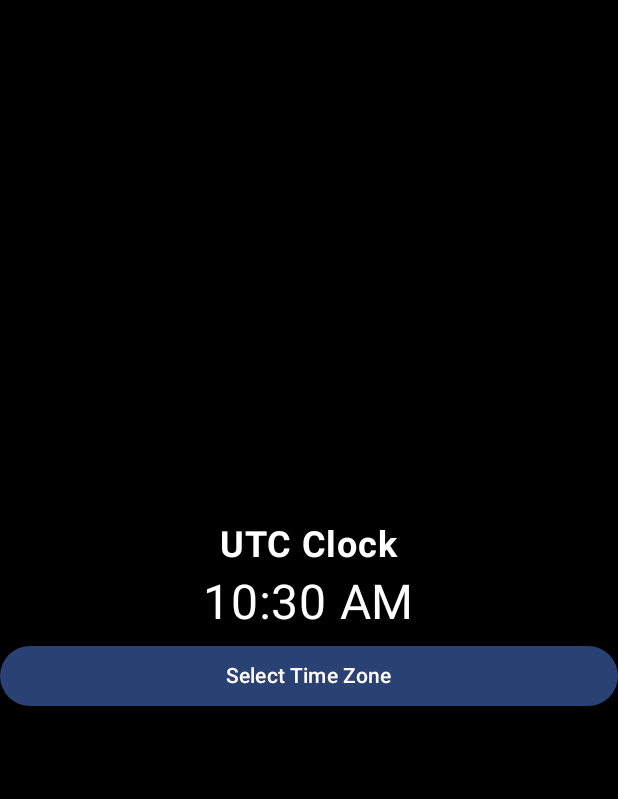
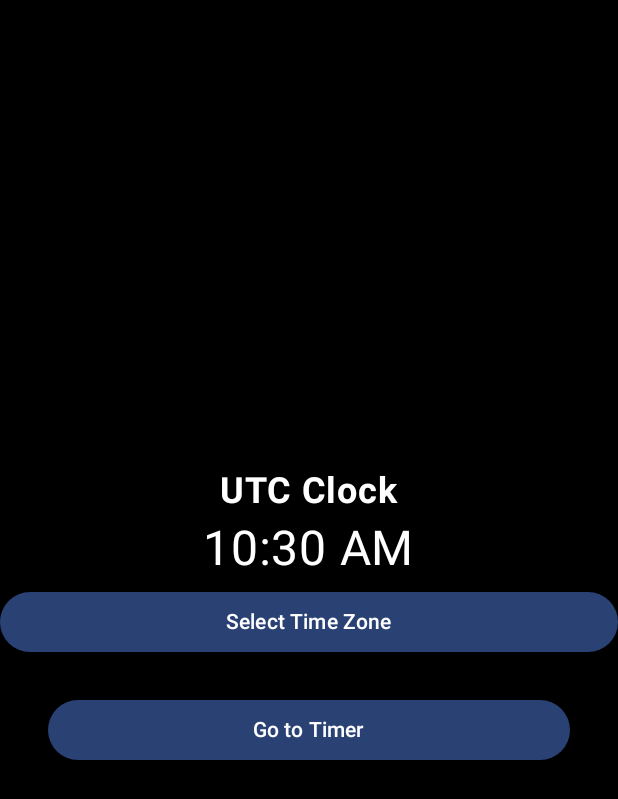
Before and after one commit to RCarson10/Timer, an Android app built with Jetpack Compose: the @Preview function ClockPreview, on a phone screen of 412 x 824 dp. Shown: the top 799 px of the screen. Run offline under Robolectric (Android 15) with nearby library versions, the phone set to English and light mode, and no system bars.

Commit message:
Current working directory

```diff
--- a/app/src/main/java/com/personal/timer/MainActivity.kt
+++ b/app/src/main/java/com/personal/timer/MainActivity.kt
@@ -16,16 +16,9 @@ class MainActivity : ComponentActivity() {
         enableEdgeToEdge()
         setContent {
             TimerTheme {
-              //  ClockScreen()
+                ClockScreen()
                 TimerScreen()
             }
         }
     }
 }
-
-@Preview(showBackground = true)
-@Composable
-fun ClockPreview() {
-    TimerTheme {
-ClockScreen()    }
-}
--- /dev/null
+++ b/app/src/main/java/com/personal/timer/TimerAlarmReceiver.kt
@@ -0,0 +1,4 @@
+package com.personal.timer
+
+class TimerAlarmReceiver {
+}
--- a/app/src/main/java/com/personal/timer/ui/theme/views/Clock.kt
+++ b/app/src/main/java/com/personal/timer/ui/theme/views/Clock.kt
@@ -4,10 +4,13 @@ import android.icu.util.TimeZone
 import androidx.compose.foundation.background
 import androidx.compose.foundation.layout.Arrangement
 import androidx.compose.foundation.layout.Column
+import androidx.compose.foundation.layout.Spacer
 import androidx.compose.foundation.layout.fillMaxSize
 import androidx.compose.foundation.layout.fillMaxWidth
+import androidx.compose.foundation.layout.height
 import androidx.compose.foundation.layout.padding
 import androidx.compose.material3.Button
+import androidx.compose.material3.ButtonColors
 import androidx.compose.material3.DropdownMenu
 import androidx.compose.material3.DropdownMenuItem
 import androidx.compose.material3.Text
@@ -20,14 +23,18 @@ import androidx.compose.ui.Alignment
 import androidx.compose.ui.Modifier
 import androidx.compose.ui.graphics.Color
 import androidx.compose.ui.text.font.FontWeight
+import androidx.compose.ui.tooling.preview.Preview
 import androidx.compose.ui.unit.dp
 import androidx.compose.ui.unit.sp
 import androidx.lifecycle.compose.collectAsStateWithLifecycle
+import com.personal.timer.ui.theme.Screens.ClockScreen
+import com.personal.timer.ui.theme.TimerTheme
 import com.personal.timer.ui.theme.viewModel.ClockViewModel
 
 @Composable
 fun Clock(
-    viewModel: ClockViewModel = ClockViewModel()
+    viewModel: ClockViewModel = ClockViewModel(),
+    onNavigateToTimer: () -> Unit = {}
 ) {
     val currentTime by viewModel.currentTime.collectAsStateWithLifecycle()
     val selectedTimeZone by viewModel.selectedTimeZone.collectAsStateWithLifecycle()
@@ -55,6 +62,18 @@ fun Clock(
         // Dropdown menu for selecting a time zone
         TimeZoneDropdown { timeZoneId ->
             viewModel.updateTimeZone(timeZoneId) // Use the ViewModel's method to update time zone
+        }
+
+        Spacer(modifier = Modifier.height(24.dp))
+
+        // Navigation Button
+        Button(
+            onClick = onNavigateToTimer,
+            modifier = Modifier
+                .fillMaxWidth()
+                .padding(horizontal = 32.dp)
+        ) {
+            Text("Go to Timer")
         }
     }
 }
@@ -91,7 +110,13 @@ fun TimeZoneDropdown(onTimeZoneSelected: (String) -> Unit) {
                 }
             }
         }
-        // Dropdown menu to display the list of time zones
-
     }
 }
+
+@Preview(showBackground = true)
+@Composable
+fun ClockPreview() {
+    TimerTheme {
+        Clock()
+    }
+}
```
Also changed, not shown: app/src/main/AndroidManifest.xml (+9 -0 lines), app/src/main/java/com/personal/timer/ui/theme/viewModel/TimerViewModel.java (+11 -10 lines).
